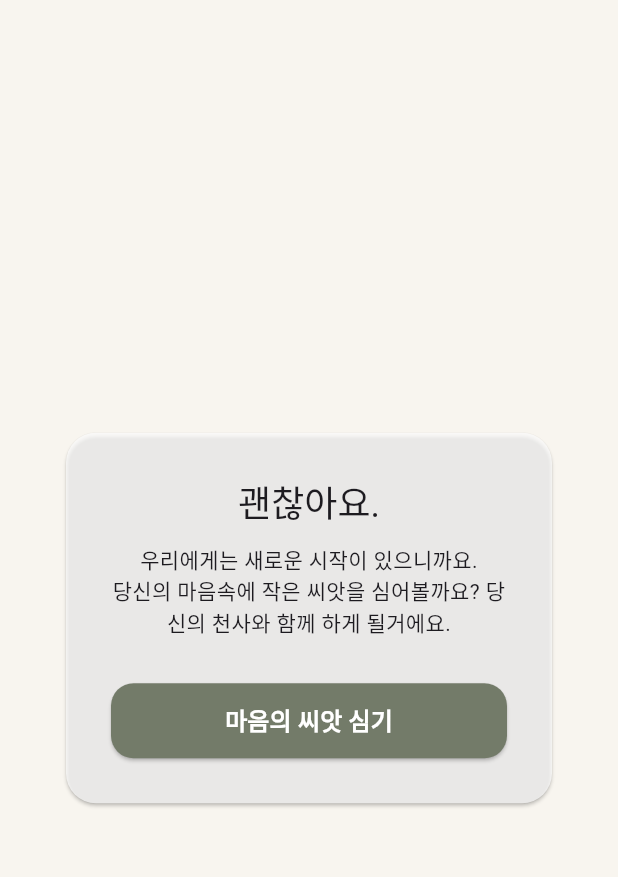
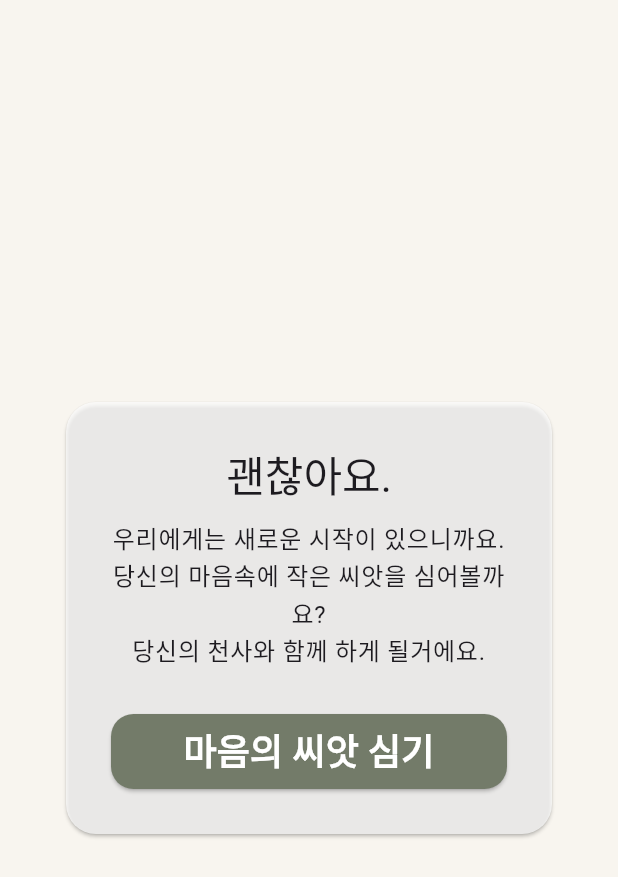
Before and after one commit to y0-0nhj/angel_diary, a Flutter app: the NoFormScreen widget shown alone on an empty page, opened directly, on a phone screen of 412 x 824 dp. Shown: the top 877 px of the screen. Run offline on Flutter 3.47's test engine with Material 3 defaults, Android fonts, the phone set to English and light mode, and no system bars; our stand-ins replace audioplayers, firebase_core, flutter_local_notifications, image_picker, package_info_plus, shared_preferences and 4 more; missing offline and left inert: kakao_flutter_sdk; accounts and stored records are empty; generated files the repository leaves out were written again; Roboto replaces fonts that are missing (Cafe24Oneprettynight).

Commit message:
마지막

```diff
--- a/lib/home.dart
+++ b/lib/home.dart
@@ -942,7 +942,11 @@ class _HomeScreenState extends State<HomeScreen>
                 }),
                 _buildSettingsItem(Icons.language, l10n.languageSelection, () {
                   Navigator.of(context).pop();
-                  _showLanguageSelectionDialog(context);
+                  ScaffoldMessenger.of(context).showSnackBar(
+                    SnackBar(
+                      content: Text('${l10n.languageSelection} 기능 준비 중입니다'),
+                    ),
+                  );
                 }),
                 _buildSettingsItem(
                   Icons.notifications,
--- a/lib/main.dart
+++ b/lib/main.dart
@@ -1220,11 +1220,14 @@ class NoFormScreen extends StatelessWidget {
             child: Column(
               mainAxisSize: MainAxisSize.min,
               children: [
-                Text("괜찮아요.", style: Theme.of(context).textTheme.headlineSmall),
+                Text(
+                  "괜찮아요.",
+                  style: Theme.of(context).textTheme.headlineMedium,
+                ),
                 const SizedBox(height: 10),
                 Text(
-                  "우리에게는 새로운 시작이 있으니까요.\n당신의 마음속에 작은 씨앗을 심어볼까요? 당신의 천사와 함께 하게 될거에요.",
-                  style: Theme.of(context).textTheme.bodyMedium,
+                  "우리에게는 새로운 시작이 있으니까요.\n당신의 마음속에 작은 씨앗을 심어볼까요? \n당신의 천사와 함께 하게 될거에요.",
+                  style: Theme.of(context).textTheme.bodyLarge,
                   textAlign: TextAlign.center,
                 ),
                 const SizedBox(height: 30),
@@ -1243,7 +1246,7 @@ class NoFormScreen extends StatelessWidget {
                   },
                   child: const Text(
                     "마음의 씨앗 심기",
-                    style: TextStyle(fontSize: 16, fontWeight: FontWeight.bold),
+                    style: TextStyle(fontSize: 24, fontWeight: FontWeight.bold),
                   ),
                 ),
               ],
```
